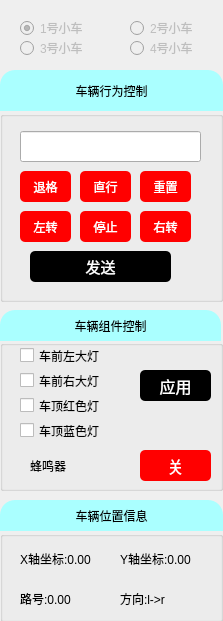
This is carcontrollboard.ui in CSU-Bug-Killer/CarDemo2 as Qt 5 draws it before an edit. The edited form follows.
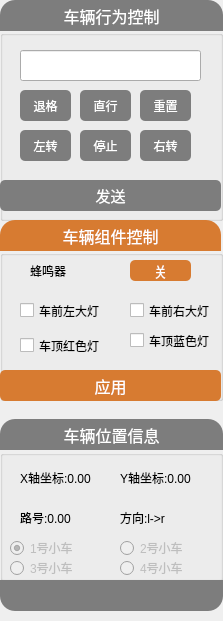
This is the edited form.

The edit to the form file:
```diff
--- a/carcontrollboard.ui
+++ b/carcontrollboard.ui
@@ -29,7 +29,7 @@
    <property name="geometry">
     <rect>
      <x>0</x>
-     <y>111</y>
+     <y>30</y>
      <width>223</width>
      <height>191</height>
     </rect>
@@ -50,7 +50,7 @@
      </rect>
     </property>
     <property name="styleSheet">
-     <string notr="true">background-color: rgb(255, 0, 0);
+     <string notr="true">background-color: #7d7d7d;;
 border-color: rgb(0, 0, 0);
 color: rgb(255, 255, 255);
 border-radius:5px;
@@ -83,7 +83,7 @@
      </rect>
     </property>
     <property name="styleSheet">
-     <string notr="true">background-color: rgb(255, 0, 0);
+     <string notr="true">background-color:#7d7d7d;
 border-color: rgb(0, 0, 0);
 color: rgb(255, 255, 255);
 border-radius:5px;</string>
@@ -102,7 +102,7 @@
      </rect>
     </property>
     <property name="styleSheet">
-     <string notr="true">background-color: rgb(255, 0, 0);
+     <string notr="true">background-color: #7d7d7d;
 border-color: rgb(0, 0, 0);
 color: rgb(255, 255, 255);
 border-radius:5px;
@@ -122,7 +122,7 @@
      </rect>
     </property>
     <property name="styleSheet">
-     <string notr="true">background-color: rgb(255, 0, 0);
+     <string notr="true">background-color: #7d7d7d;
 border-color: rgb(0, 0, 0);
 color: rgb(255, 255, 255);
 border-radius:5px;</string>
@@ -141,7 +141,7 @@
      </rect>
     </property>
     <property name="styleSheet">
-     <string notr="true">background-color: rgb(255, 0, 0);
+     <string notr="true">background-color: #7d7d7d;
 border-color: rgb(0, 0, 0);
 color: rgb(255, 255, 255);
 border-radius:5px;
@@ -161,7 +161,7 @@
      </rect>
     </property>
     <property name="styleSheet">
-     <string notr="true">background-color: rgb(255, 0, 0);
+     <string notr="true">background-color: #7d7d7d;
 border-color: rgb(0, 0, 0);
 color: rgb(255, 255, 255);
 border-radius:5px;</string>
@@ -173,9 +173,9 @@
    <widget class="QPushButton" name="actionControlBtn">
     <property name="geometry">
      <rect>
-      <x>30</x>
-      <y>140</y>
-      <width>141</width>
+      <x>0</x>
+      <y>150</y>
+      <width>221</width>
       <height>31</height>
      </rect>
     </property>
@@ -187,7 +187,7 @@
     </property>
     <property name="styleSheet">
      <string notr="true">color: rgb(255, 255, 255);
-background-color: rgb(0, 0, 0);
+background-color: #7d7d7d;
 border-radius:5px;</string>
     </property>
     <property name="text">
@@ -199,7 +199,7 @@
    <property name="geometry">
     <rect>
      <x>0</x>
-     <y>340</y>
+     <y>250</y>
      <width>223</width>
      <height>151</height>
     </rect>
@@ -231,9 +231,9 @@
    <widget class="QPushButton" name="carLightSetBtn">
     <property name="geometry">
      <rect>
-      <x>140</x>
-      <y>30</y>
-      <width>71</width>
+      <x>0</x>
+      <y>120</y>
+      <width>221</width>
       <height>31</height>
      </rect>
     </property>
@@ -245,7 +245,7 @@
     </property>
     <property name="styleSheet">
      <string notr="true">color: rgb(255, 255, 255);
-background-color: rgb(0, 0, 0);
+background-color:#d77b31;
 border-radius:5px;</string>
     </property>
     <property name="text">
@@ -255,20 +255,20 @@
    <widget class="QPushButton" name="beeSwitchBtn">
     <property name="geometry">
      <rect>
-      <x>140</x>
-      <y>110</y>
-      <width>71</width>
-      <height>31</height>
+      <x>130</x>
+      <y>10</y>
+      <width>61</width>
+      <height>21</height>
      </rect>
     </property>
     <property name="font">
      <font>
       <family>微软雅黑</family>
-      <pointsize>12</pointsize>
+      <pointsize>10</pointsize>
      </font>
     </property>
     <property name="styleSheet">
-     <string notr="true">background-color: rgb(255, 0, 0);
+     <string notr="true">background-color: #d77b31;
 color:white;
 border-radius:5px;</string>
     </property>
@@ -283,9 +283,9 @@
     <property name="geometry">
      <rect>
       <x>30</x>
-      <y>110</y>
+      <y>0</y>
       <width>61</width>
-      <height>31</height>
+      <height>41</height>
      </rect>
     </property>
     <property name="text">
@@ -296,7 +296,7 @@
     <property name="geometry">
      <rect>
       <x>20</x>
-      <y>5</y>
+      <y>50</y>
       <width>91</width>
       <height>21</height>
      </rect>
@@ -308,8 +308,8 @@
    <widget class="QCheckBox" name="rightCbx">
     <property name="geometry">
      <rect>
-      <x>20</x>
-      <y>30</y>
+      <x>130</x>
+      <y>50</y>
       <width>91</width>
       <height>21</height>
      </rect>
@@ -322,7 +322,7 @@
     <property name="geometry">
      <rect>
       <x>20</x>
-      <y>50</y>
+      <y>80</y>
       <width>91</width>
       <height>31</height>
      </rect>
@@ -334,7 +334,7 @@
    <widget class="QCheckBox" name="roofBlueCbx">
     <property name="geometry">
      <rect>
-      <x>20</x>
+      <x>130</x>
       <y>70</y>
       <width>91</width>
       <height>41</height>
@@ -349,9 +349,9 @@
    <property name="geometry">
     <rect>
      <x>0</x>
-     <y>531</y>
+     <y>450</y>
      <width>223</width>
-     <height>91</height>
+     <height>131</height>
     </rect>
    </property>
    <property name="title">
@@ -409,18 +409,95 @@
      <string>方向:l-&gt;r</string>
     </property>
    </widget>
+   <widget class="QRadioButton" name="radioButton_3">
+    <property name="enabled">
+     <bool>false</bool>
+    </property>
+    <property name="geometry">
+     <rect>
+      <x>10</x>
+      <y>110</y>
+      <width>89</width>
+      <height>16</height>
+     </rect>
+    </property>
+    <property name="text">
+     <string>3号小车</string>
+    </property>
+   </widget>
+   <widget class="QRadioButton" name="radioButton_2">
+    <property name="enabled">
+     <bool>false</bool>
+    </property>
+    <property name="geometry">
+     <rect>
+      <x>120</x>
+      <y>90</y>
+      <width>89</width>
+      <height>16</height>
+     </rect>
+    </property>
+    <property name="text">
+     <string>2号小车</string>
+    </property>
+   </widget>
+   <widget class="QRadioButton" name="radioButton_4">
+    <property name="enabled">
+     <bool>false</bool>
+    </property>
+    <property name="geometry">
+     <rect>
+      <x>120</x>
+      <y>110</y>
+      <width>89</width>
+      <height>16</height>
+     </rect>
+    </property>
+    <property name="text">
+     <string>4号小车</string>
+    </property>
+   </widget>
+   <widget class="QRadioButton" name="radioButton">
+    <property name="enabled">
+     <bool>false</bool>
+    </property>
+    <property name="geometry">
+     <rect>
+      <x>10</x>
+      <y>90</y>
+      <width>89</width>
+      <height>16</height>
+     </rect>
+    </property>
+    <property name="text">
+     <string>1号小车</string>
+    </property>
+    <property name="checkable">
+     <bool>true</bool>
+    </property>
+    <property name="checked">
+     <bool>true</bool>
+    </property>
+   </widget>
   </widget>
   <widget class="QLabel" name="actionLbl">
    <property name="geometry">
     <rect>
      <x>0</x>
-     <y>70</y>
+     <y>0</y>
      <width>223</width>
-     <height>41</height>
+     <height>31</height>
     </rect>
    </property>
+   <property name="font">
+    <font>
+     <family>微软雅黑</family>
+     <pointsize>12</pointsize>
+    </font>
+   </property>
    <property name="styleSheet">
-    <string notr="true">background-color: rgb(170, 255, 255);
+    <string notr="true">background-color: #7d7d7d;
+color: rgb(255, 255, 255);
 border-top-left-radius:15px;
 border-top-right-radius:15px;</string>
    </property>
@@ -435,13 +512,20 @@
    <property name="geometry">
     <rect>
      <x>0</x>
-     <y>310</y>
+     <y>220</y>
      <width>221</width>
      <height>31</height>
     </rect>
    </property>
+   <property name="font">
+    <font>
+     <family>微软雅黑</family>
+     <pointsize>12</pointsize>
+    </font>
+   </property>
    <property name="styleSheet">
-    <string notr="true">background-color: rgb(170, 255, 255);
+    <string notr="true">background-color:#d77b31;
+color: rgb(255, 255, 255);
 border-top-left-radius:15px;
 border-top-right-radius:15px;</string>
    </property>
@@ -456,13 +540,20 @@
    <property name="geometry">
     <rect>
      <x>0</x>
-     <y>500</y>
+     <y>419</y>
      <width>223</width>
      <height>31</height>
     </rect>
    </property>
+   <property name="font">
+    <font>
+     <family>微软雅黑</family>
+     <pointsize>12</pointsize>
+    </font>
+   </property>
    <property name="styleSheet">
-    <string notr="true">background-color: rgb(170, 255, 255);
+    <string notr="true">background-color: #7d7d7d;
+color: rgb(255, 255, 255);
 border-top-left-radius:15px;
 border-top-right-radius:15px;</string>
    </property>
@@ -473,71 +564,32 @@
     <set>Qt::AlignCenter</set>
    </property>
   </widget>
-  <widget class="QRadioButton" name="radioButton">
-   <property name="enabled">
-    <bool>false</bool>
-   </property>
+  <widget class="QLabel" name="locationLbl_2">
    <property name="geometry">
     <rect>
-     <x>20</x>
-     <y>20</y>
-     <width>89</width>
-     <height>16</height>
+     <x>0</x>
+     <y>580</y>
+     <width>223</width>
+     <height>31</height>
     </rect>
    </property>
-   <property name="text">
-    <string>1号小车</string>
+   <property name="font">
+    <font>
+     <family>微软雅黑</family>
+     <pointsize>12</pointsize>
+    </font>
    </property>
-   <property name="checked">
-    <bool>true</bool>
+   <property name="styleSheet">
+    <string notr="true">background-color: #7d7d7d;
+color: rgb(255, 255, 255);
+border-bottom-left-radius:15px;
+border-bottom-right-radius:15px;</string>
    </property>
-  </widget>
-  <widget class="QRadioButton" name="radioButton_2">
-   <property name="enabled">
-    <bool>false</bool>
-   </property>
-   <property name="geometry">
-    <rect>
-     <x>130</x>
-     <y>20</y>
-     <width>89</width>
-     <height>16</height>
-    </rect>
-   </property>
    <property name="text">
-    <string>2号小车</string>
+    <string/>
    </property>
-  </widget>
-  <widget class="QRadioButton" name="radioButton_3">
-   <property name="enabled">
-    <bool>false</bool>
-   </property>
-   <property name="geometry">
-    <rect>
-     <x>20</x>
-     <y>40</y>
-     <width>89</width>
-     <height>16</height>
-    </rect>
-   </property>
-   <property name="text">
-    <string>3号小车</string>
-   </property>
-  </widget>
-  <widget class="QRadioButton" name="radioButton_4">
-   <property name="enabled">
-    <bool>false</bool>
-   </property>
-   <property name="geometry">
-    <rect>
-     <x>130</x>
-     <y>40</y>
-     <width>89</width>
-     <height>16</height>
-    </rect>
-   </property>
-   <property name="text">
-    <string>4号小车</string>
+   <property name="alignment">
+    <set>Qt::AlignCenter</set>
    </property>
   </widget>
  </widget>
```
